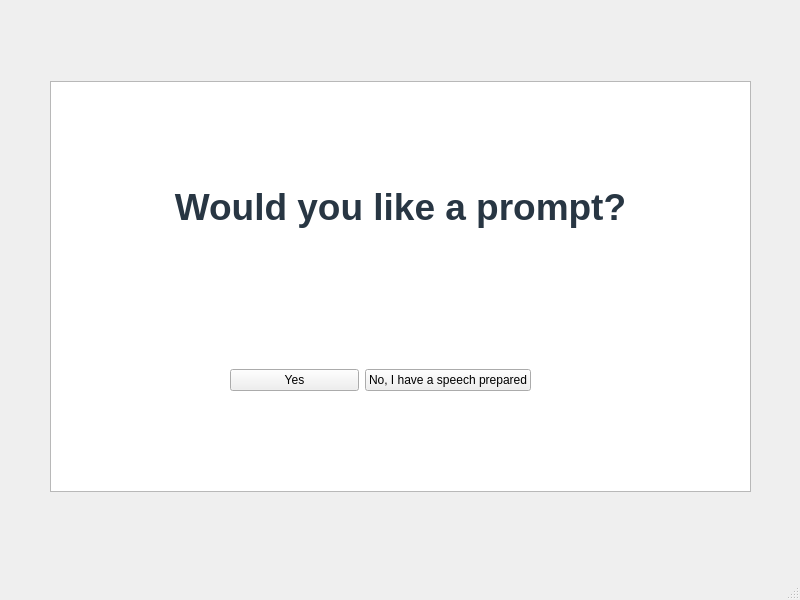
AnushreeBannadabhavi/Orator, file pubspeakingprompt.ui: the form before one commit.
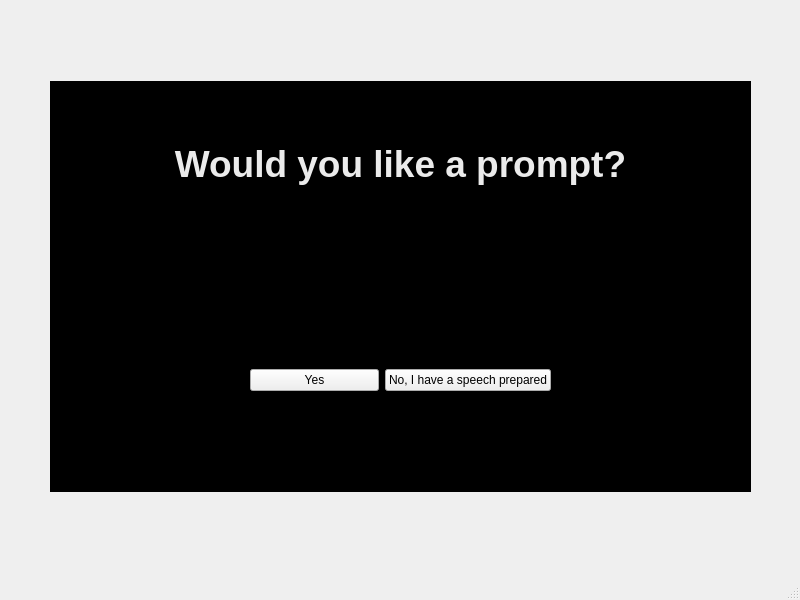
The form after the commit.

The edit to the form file:
```diff
--- a/pubspeakingprompt.ui
+++ b/pubspeakingprompt.ui
@@ -23,6 +23,11 @@
       <height>411</height>
      </rect>
     </property>
+    <property name="styleSheet">
+     <string notr="true">
+    background-color: rgb(0, 0, 0);
+</string>
+    </property>
     <property name="html">
      <string>&lt;!DOCTYPE HTML PUBLIC &quot;-//W3C//DTD HTML 4.0//EN&quot; &quot;http://www.w3.org/TR/REC-html40/strict.dtd&quot;&gt;
 &lt;html&gt;&lt;head&gt;&lt;meta name=&quot;qrichtext&quot; content=&quot;1&quot; /&gt;&lt;meta charset=&quot;utf-8&quot; /&gt;&lt;style type=&quot;text/css&quot;&gt;
@@ -30,14 +35,13 @@
 &lt;/style&gt;&lt;/head&gt;&lt;body style=&quot; font-family:'Segoe UI'; font-size:9pt; font-weight:400; font-style:normal;&quot;&gt;
 &lt;p align=&quot;center&quot; style=&quot;-qt-paragraph-type:empty; margin-top:0px; margin-bottom:0px; margin-left:0px; margin-right:0px; -qt-block-indent:0; text-indent:0px;&quot;&gt;&lt;br /&gt;&lt;/p&gt;
 &lt;p align=&quot;center&quot; style=&quot;-qt-paragraph-type:empty; margin-top:0px; margin-bottom:0px; margin-left:0px; margin-right:0px; -qt-block-indent:0; text-indent:0px; font-size:28pt; font-weight:700; color:#283643;&quot;&gt;&lt;br /&gt;&lt;/p&gt;
-&lt;p align=&quot;center&quot; style=&quot;-qt-paragraph-type:empty; margin-top:0px; margin-bottom:0px; margin-left:0px; margin-right:0px; -qt-block-indent:0; text-indent:0px; font-size:28pt; font-weight:700; color:#283643;&quot;&gt;&lt;br /&gt;&lt;/p&gt;
-&lt;p align=&quot;center&quot; style=&quot; margin-top:0px; margin-bottom:0px; margin-left:0px; margin-right:0px; -qt-block-indent:0; text-indent:0px;&quot;&gt;&lt;span style=&quot; font-size:28pt; font-weight:700; color:#283643;&quot;&gt;Would you like a prompt?&lt;/span&gt;&lt;/p&gt;&lt;/body&gt;&lt;/html&gt;</string>
+&lt;p align=&quot;center&quot; style=&quot; margin-top:0px; margin-bottom:0px; margin-left:0px; margin-right:0px; -qt-block-indent:0; text-indent:0px;&quot;&gt;&lt;span style=&quot; font-size:28pt; font-weight:700; color:#ebebeb;&quot;&gt;Would you like a prompt?&lt;/span&gt;&lt;/p&gt;&lt;/body&gt;&lt;/html&gt;</string>
     </property>
    </widget>
    <widget class="QWidget" name="horizontalLayoutWidget">
     <property name="geometry">
      <rect>
-      <x>230</x>
+      <x>250</x>
       <y>340</y>
       <width>301</width>
       <height>80</height>
```
